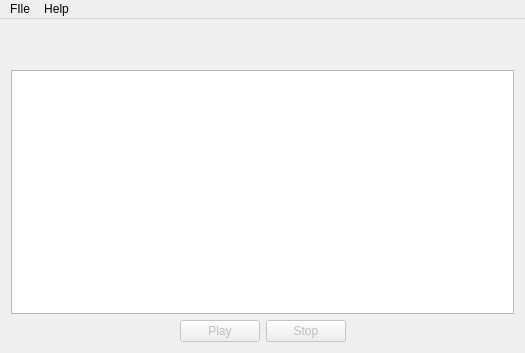
First picture: the form in ui/passerine.ui, repository BojanV03/RS14-passerine, before the edit.
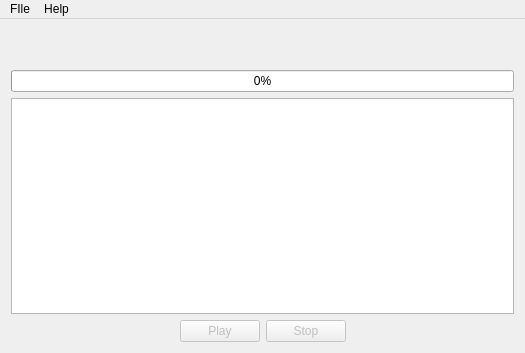
Second picture: the form after the edit.

```diff
--- a/ui/passerine.ui
+++ b/ui/passerine.ui
@@ -40,6 +40,16 @@
       </property>
      </spacer>
     </item>
+    <item>
+     <widget class="QProgressBar" name="songProgressBar">
+      <property name="value">
+       <number>0</number>
+      </property>
+      <property name="textVisible">
+       <bool>true</bool>
+      </property>
+     </widget>
+    </item>
     <item>
      <widget class="QGraphicsView" name="graphicsView">
       <property name="layoutDirection">
```
Left out of the diff: 2 changed lines with no effect on the pictures.
